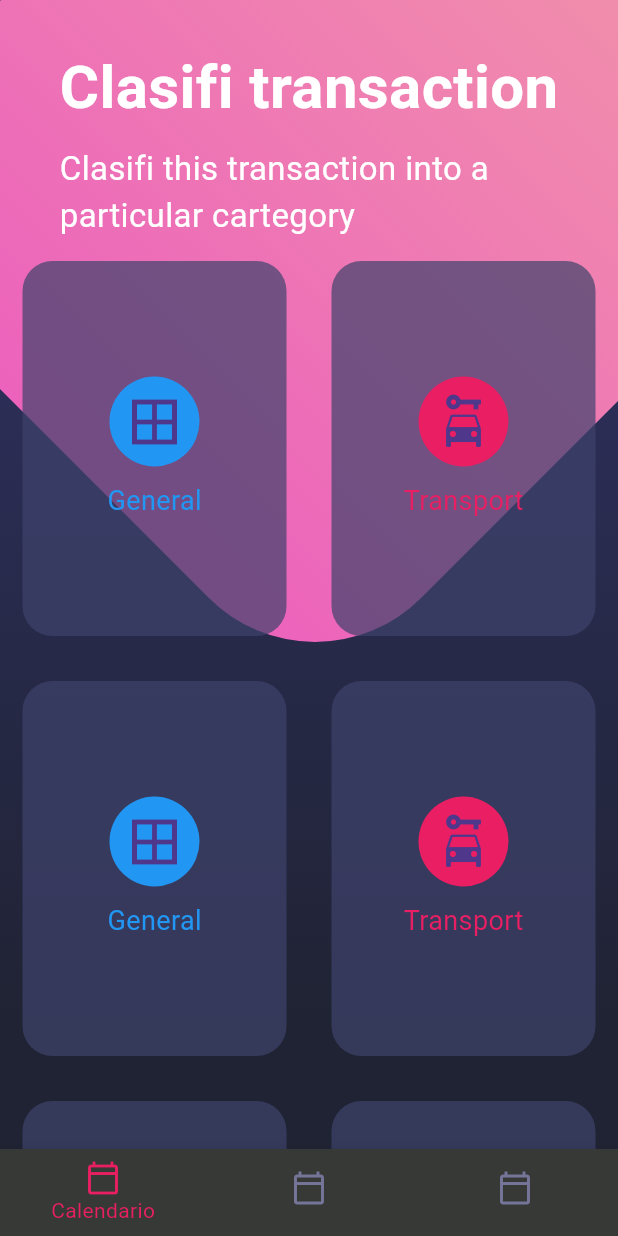
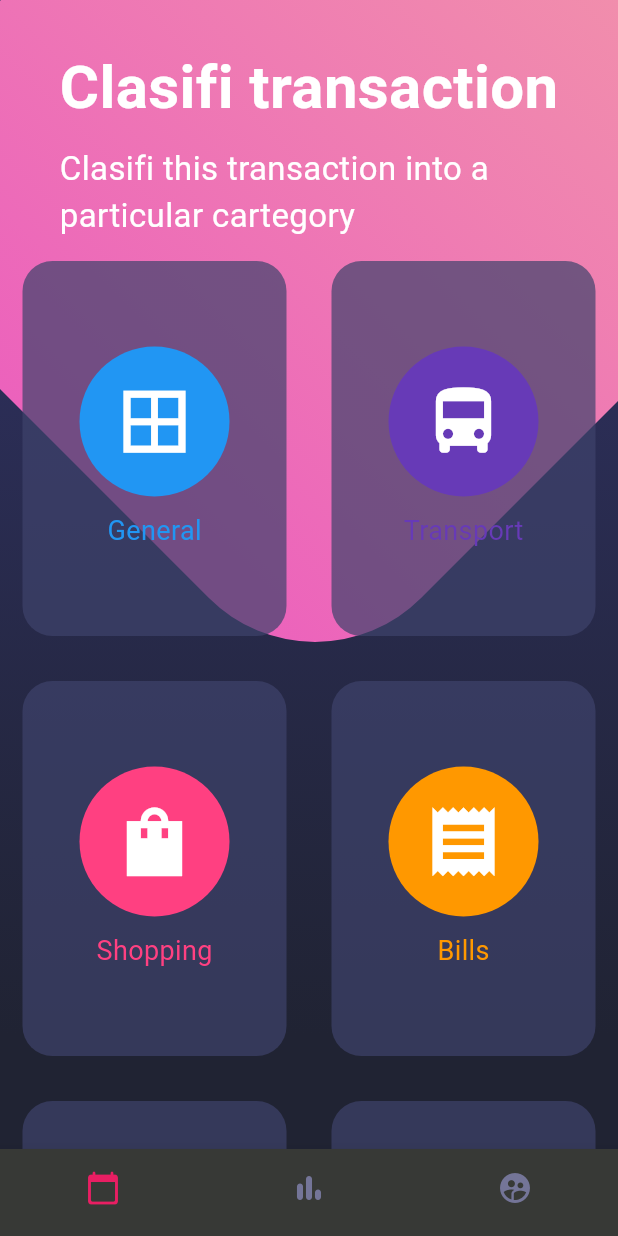
Before and after one commit to Cesarcceo/disenos, a Flutter app: the screen it shows after launch, on a phone screen of 412 x 824 dp. Run offline on Flutter 3.47's test engine with Material 3 defaults, Android fonts, the phone set to English and light mode, and no system bars.

Commit message:
Cosmetic (card_table.dart, custom_bottom_navigation.dart): :lipstick: se cambiaron los iconos y colores

```diff
--- a/lib/widgets/card_table.dart
+++ b/lib/widgets/card_table.dart
@@ -9,25 +9,19 @@ class CardTable extends StatelessWidget {
         TableRow(
           children: [
             _SingleCard(icon: Icons.border_all, color: Colors.blue , text: 'General'),
-            _SingleCard(icon: Icons.car_rental, color: Colors.pink , text: 'Transport'),
+            _SingleCard(icon: Icons.directions_bus, color: Colors.deepPurple , text: 'Transport'),
           ]
         ),
         TableRow(
           children: [
-            _SingleCard(icon: Icons.border_all, color: Colors.blue , text: 'General'),
-            _SingleCard(icon: Icons.car_rental, color: Colors.pink , text: 'Transport'),
+            _SingleCard(icon: Icons.shopping_bag_sharp, color: Colors.pinkAccent , text: 'Shopping'),
+            _SingleCard(icon: Icons.receipt, color: Colors.orange , text: 'Bills'),
           ]
         ),
         TableRow(
           children: [
-            _SingleCard(icon: Icons.border_all, color: Colors.blue , text: 'General'),
-            _SingleCard(icon: Icons.car_rental, color: Colors.pink , text: 'Transport'),
-          ]
-        ),
-        TableRow(
-          children: [
-            _SingleCard(icon: Icons.border_all, color: Colors.blue , text: 'General'),
-            _SingleCard(icon: Icons.car_rental, color: Colors.pink , text: 'Transport'),
+            _SingleCard(icon: Icons.movie, color: Color.fromARGB(255, 32, 107, 194) , text: 'Entretainment'),
+            _SingleCard(icon: Icons.local_grocery_store, color: Colors.green , text: 'grocery'),
           ]
         ),
       ],
@@ -57,8 +51,8 @@ class _SingleCard extends StatelessWidget {
         children: [
           CircleAvatar(
             backgroundColor: color,
-            radius: 30,
-            child: Icon(icon, size: 40,),
+            radius: 50,
+            child: Icon(icon, size: 55, color: Colors.white,),
           ),
           const SizedBox(height: 10,),
           Text(text, style:  TextStyle(color: color, fontSize: 18),)
--- a/lib/widgets/custom_bottom_navigation.dart
+++ b/lib/widgets/custom_bottom_navigation.dart
@@ -6,7 +6,7 @@ class CustonBottomNavigation extends StatelessWidget {
   @override
   Widget build(BuildContext context) {
     return BottomNavigationBar(
-      // showSelectedLabels:  false,
+      showSelectedLabels:  false,
       showUnselectedLabels:  false,
       selectedItemColor: Colors.pink,
       backgroundColor: const Color.fromRGBO(55,57, 54, 1),
@@ -14,15 +14,15 @@ class CustonBottomNavigation extends StatelessWidget {
       currentIndex: 0,
       items: const [
         BottomNavigationBarItem(
-          icon: Icon(Icons.calendar_today_outlined),
+          icon: Icon(Icons.calendar_today_rounded),
           label: 'Calendario'
         ),
         BottomNavigationBarItem(
-          icon: Icon(Icons.calendar_today_outlined),
+          icon: Icon(Icons.bar_chart_rounded),
           label: 'Calendario'
         ),
         BottomNavigationBarItem(
-          icon: Icon(Icons.calendar_today_outlined),
+          icon: Icon(Icons.supervised_user_circle_rounded),
           label: 'Calendario'
         ),
       ]
```
